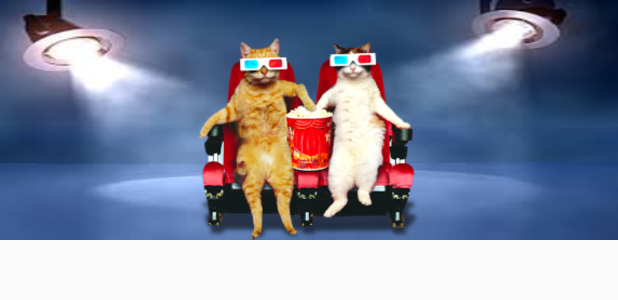
After one commit to vlad290897/AndroidProject, an Android app: the layout header.xml on its own in the app's theme, with its tools: preview values and no code run, on a phone screen of 412 x 824 dp. The commit adds this screen. Shown: the top 300 px of the screen. Run offline under Robolectric (Android 15) with nearby library versions, the phone set to English and light mode, and no system bars.

Commit message:
Добавлено навигационное меню

```diff
--- a/Kino/app/src/main/java/com/example/vlad/kino/MainActivity.java
+++ b/Kino/app/src/main/java/com/example/vlad/kino/MainActivity.java
@@ -4,8 +4,6 @@ import android.support.v7.app.AppCompatActivity;
 import android.os.Bundle;
 
 public class MainActivity extends AppCompatActivity {
-int x = 1;
- String str = "первый коммит";
     @Override
     protected void onCreate(Bundle savedInstanceState) {
         super.onCreate(savedInstanceState);
--- /dev/null
+++ b/Kino/app/src/main/res/layout/header.xml
@@ -0,0 +1,17 @@
+<?xml version="1.0" encoding="utf-8"?>
+<LinearLayout xmlns:android="http://schemas.android.com/apk/res/android"
+    android:layout_width="match_parent"
+    android:layout_height="160dp"
+    android:gravity="bottom"
+    android:orientation="vertical"
+    android:paddingTop="25dp"
+    android:background="@drawable/headback">
+
+
+    <ImageView
+        android:layout_width="wrap_content"
+        android:layout_height="wrap_content"
+        android:layout_gravity="center"
+        android:src="@drawable/cats" />
+
+</LinearLayout>
--- a/Kino/app/src/main/res/values/strings.xml
+++ b/Kino/app/src/main/res/values/strings.xml
@@ -1,3 +1,7 @@
 <resources>
     <string name="app_name">Kino</string>
+    <string name="item_news">Новости</string>
+    <string name="item_AllNew">Все новинки</string>
+    <string name="item_NowInTheCinema">Сейчас в кино</string>
+    <string name="item_prices">Цены на билеты</string>
 </resources>
```
Also changed, not shown: Kino/app/src/main/res/layout/activity_main.xml (+14 -2 lines), Kino/app/src/main/res/menu/drawer_menu.xml (added, +19 -0 lines), Kino/app/src/main/res/drawable/cats.png (added), Kino/app/src/main/res/drawable/headback.jpg (added).
